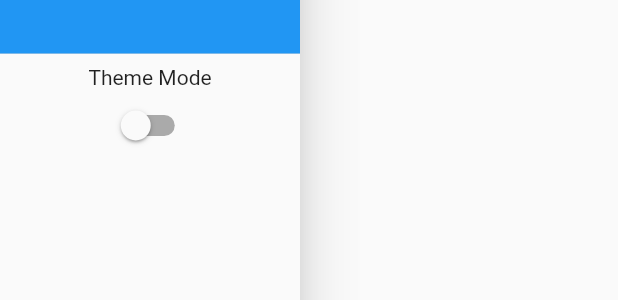
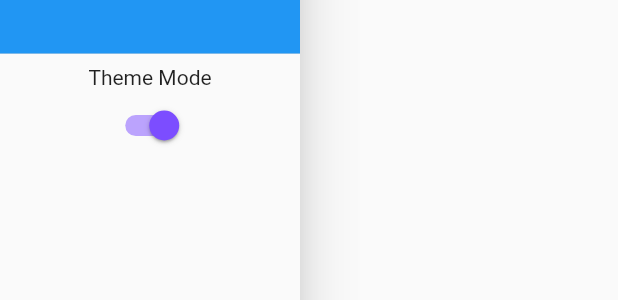
Before and after one commit to Colby626/streaky, a Flutter app: the SettingsMenu widget shown alone on an empty page, opened directly, on a phone screen of 412 x 824 dp. Shown: the part 188-488 px from the top of the screen. Run offline on Flutter 3.47's test engine with Material 2 defaults, Android fonts, the phone set to English and light mode, and no system bars; our stand-ins replace flutter_local_notifications, permission_handler, syncfusion_flutter_calendar; missing offline and left inert: workmanager.

Commit message:
Theme can change now

```diff
--- a/lib/SettingsMenu.dart
+++ b/lib/SettingsMenu.dart
@@ -1,10 +1,12 @@
 import 'package:flutter/material.dart';
-import 'package:streaky/ThemeModeSwitch.dart';
+import 'package:streaky/config.dart';
+//import 'package:streaky/ThemeModeSwitch.dart';
 
 class SettingsMenu extends StatelessWidget{
-  const SettingsMenu(
+  SettingsMenu(
   {Key? key}
       ) : super(key: key);
+  final ValueNotifier<ThemeMode> _notifier = ValueNotifier(ThemeMode.light);
 
   @override
   Widget build(BuildContext context)
@@ -12,8 +14,8 @@ class SettingsMenu extends StatelessWidget{
     return Drawer(
       width: 200,
       child: ListView(
-        children: const [
-          DrawerHeader(
+        children:  [
+          const DrawerHeader(
             decoration: BoxDecoration(
               color: Colors.blue,
             ),
@@ -22,11 +24,19 @@ class SettingsMenu extends StatelessWidget{
               child: Text("Settings", style: TextStyle(fontSize: 37, color: Colors.white),),
             )
           ),
-          Align(
+          const Align(
             alignment: Alignment.center,
             child: Text("Theme Mode"),
           ),
-          ThemeModeSwitch(),
+          Switch(
+            value: true,
+            activeColor: Colors.deepPurpleAccent,
+            onChanged: (bool value) {
+              currentTheme.switchThemes();
+              value: !value;
+            }
+          )
+          //ThemeModeSwitch(),
         ],
       ),
     );
--- a/lib/ThemeModeSwitch.dart
+++ b/lib/ThemeModeSwitch.dart
@@ -1,26 +1,14 @@
 import 'package:flutter/material.dart';
-import 'package:streaky/StreakData.dart' as streakData;
+class MyTheme with ChangeNotifier{
+  static bool _isDark = true;
 
-class ThemeModeSwitch extends StatefulWidget{
-  const ThemeModeSwitch(
-  {Key? key}
-      ) : super(key: key);
+  ThemeMode currentTheme()
+  {
+    return _isDark ? ThemeMode.dark : ThemeMode.light;
+  }
 
-  @override
-  State<ThemeModeSwitch> createState() => ThemeModeSwitchState();
-}
-
-class ThemeModeSwitchState extends State<ThemeModeSwitch>{
-  @override
-  Widget build(BuildContext context) {
-    return Switch(
-      value: streakData.lightmode,
-      activeColor: Colors.deepPurpleAccent,
-      onChanged: (bool value) {
-        setState(() {
-          streakData.lightmode = value;
-        });
-      },
-    );
+  void switchThemes() {
+    _isDark = !_isDark;
+    notifyListeners();
   }
 }
--- /dev/null
+++ b/lib/config.dart
@@ -0,0 +1,4 @@
+library config.globals;
+import 'ThemeModeSwitch.dart';
+
+MyTheme currentTheme = MyTheme();
```
Also changed, not shown: lib/main.dart (+10 -36 lines).
